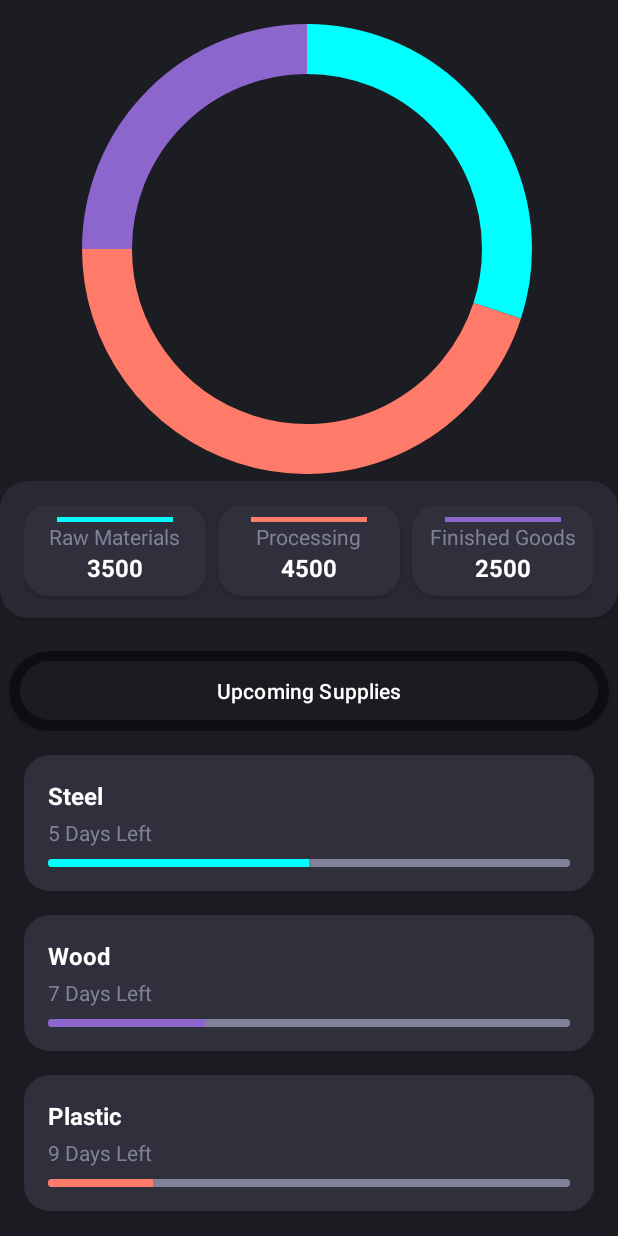
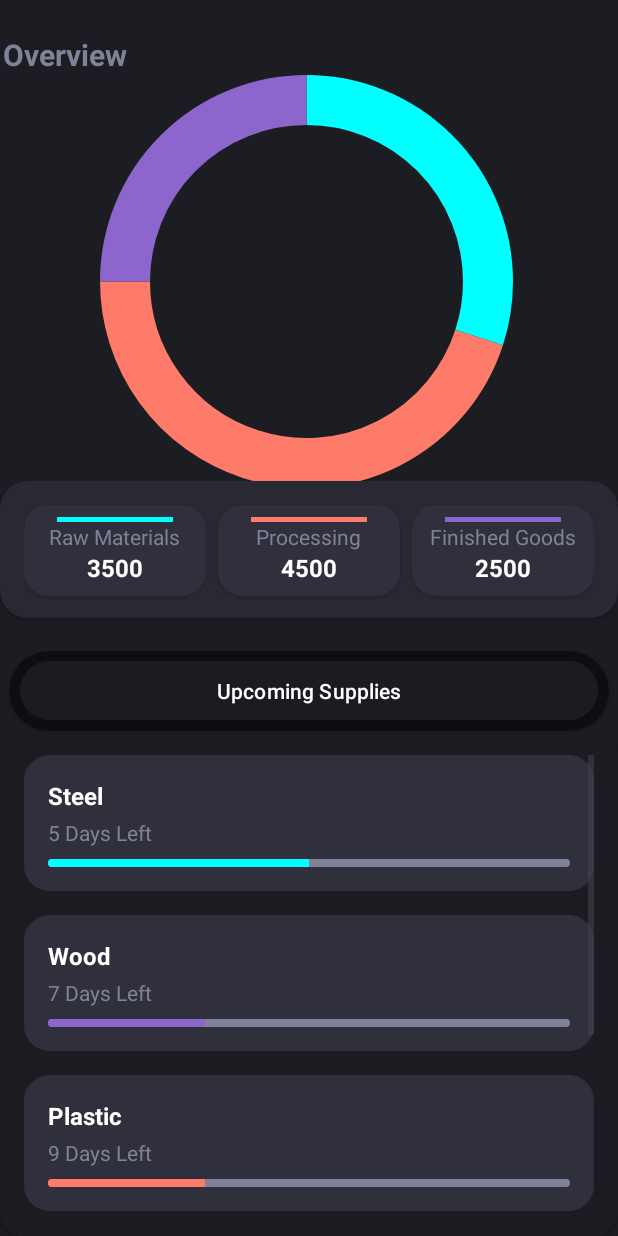
Before and after one commit to mini-projectss/Inventoryapp, an Android app: the DashboardActivity screen opened directly, with no data from a screen before it, on a phone screen of 412 x 824 dp. Run offline under Robolectric (Android 15) with nearby library versions, the phone set to English and light mode, and no system bars.

Commit message:
update 1.9 ( review )

```diff
--- /dev/null
+++ b/app/src/main/java/com/example/inventory/AuditActivity.java
@@ -0,0 +1,4 @@
+package com.example.inventory;
+
+public class AuditActivity {
+}
--- a/app/src/main/java/com/example/inventory/DashboardActivity.java
+++ b/app/src/main/java/com/example/inventory/DashboardActivity.java
@@ -1,9 +1,17 @@
 package com.example.inventory;
 
+import android.content.Intent;
 import android.os.Bundle;
+import android.view.MenuItem;
 import android.view.View;
 
+import androidx.annotation.NonNull;
 import androidx.appcompat.app.AppCompatActivity;
+import androidx.core.content.ContextCompat;
+import com.google.android.material.bottomnavigation.BottomNavigationView;
+import com.example.inventory.R;
+
+import com.google.android.material.bottomnavigation.BottomNavigationView;
 
 public class DashboardActivity extends AppCompatActivity {
 
@@ -21,14 +29,12 @@ public class DashboardActivity extends AppCompatActivity {
         // Find the ArcProgressView from the layout
         arcProgressView = findViewById(R.id.arcProgressView);
 
-
-
         // Set the segment values and colors
         float[] segmentValues = new float[]{30f, 45f, 25f}; // Adjust the percentage values
         int[] segmentColors = new int[]{
-                getResources().getColor(R.color.colorSegment1), // #00FFFF
-                getResources().getColor(R.color.colorSegment2), // #FF7B69
-                getResources().getColor(R.color.colorSegment3)  // #8C66CC
+                ContextCompat.getColor(this, R.color.colorSegment1), // #00FFFF
+                ContextCompat.getColor(this, R.color.colorSegment2), // #FF7B69
+                ContextCompat.getColor(this, R.color.colorSegment3)  // #8C66CC
         };
         String[] segmentLabels = new String[]{"", "", ""}; // Custom labels
 
@@ -37,5 +43,11 @@ public class DashboardActivity extends AppCompatActivity {
         arcProgressView.setSegmentLabels(segmentLabels); // Set the custom labels
 
         arcProgressView.invalidate();
+
+
+
+
+
+
     }
 }
--- /dev/null
+++ b/app/src/main/java/com/example/inventory/InventoryActivity.java
@@ -0,0 +1,4 @@
+package com.example.inventory;
+
+public class InventoryActivity {
+}
--- /dev/null
+++ b/app/src/main/java/com/example/inventory/ProcessingActivity.java
@@ -0,0 +1,4 @@
+package com.example.inventory;
+
+public class ProcessingActivity {
+}
--- /dev/null
+++ b/app/src/main/java/com/example/inventory/ProfileActivity.java
@@ -0,0 +1,4 @@
+package com.example.inventory;
+
+public class ProfileActivity {
+}
--- /dev/null
+++ b/app/src/main/java/com/example/inventory/SuppliesActivity.java
@@ -0,0 +1,4 @@
+package com.example.inventory;
+
+public class SuppliesActivity {
+}
--- /dev/null
+++ b/app/src/main/res/drawable/bottom_nav_background.xml
@@ -0,0 +1,4 @@
+<shape xmlns:android="http://schemas.android.com/apk/res/android">
+    <solid android:color="#414152" />
+    <corners android:radius="24dp" />
+</shape>
--- a/app/src/main/res/layout/activity_dashboard.xml
+++ b/app/src/main/res/layout/activity_dashboard.xml
@@ -18,14 +18,26 @@
 
 
         <!-- TextView to show the budget text -->
+        <TextView
+            android:layout_width="wrap_content"
+            android:layout_height="wrap_content"
+            android:layout_gravity="left"
+            android:layout_marginTop="16dp"
+            android:layout_marginLeft="2dp"
+            android:text="Overview"
+            android:textStyle="bold"
+            android:textSize="20sp"
+            android:textColor="#818199" />
+
         <com.example.inventory.ArcProgressView
             android:id="@+id/arcProgressView"
-            android:layout_width="300dp"
-            android:layout_height="300dp"
-            app:layout_constraintTop_toTopOf="parent"
+            android:layout_width="275dp"
+            android:layout_height="275dp"
+            android:layout_gravity="center"
+
+            app:layout_constraintEnd_toEndOf="parent"
             app:layout_constraintStart_toStartOf="parent"
-            app:layout_constraintEnd_toEndOf="parent"
-            android:layout_gravity="center" />
+            app:layout_constraintTop_toTopOf="parent" />
 
 
     </LinearLayout>
@@ -211,23 +223,23 @@
     <androidx.cardview.widget.CardView
         android:id="@+id/cardView4"
         android:layout_width="0dp"
-        android:layout_height="wrap_content"
-
+        android:layout_height="0dp"
         app:cardCornerRadius="16dp"
         app:layout_constraintEnd_toEndOf="parent"
         app:layout_constraintStart_toStartOf="parent"
         app:layout_constraintTop_toBottomOf="@+id/cardView3"
+        app:layout_constraintBottom_toBottomOf="parent"
         android:backgroundTint="#1B1B21">
+
         <LinearLayout
             android:layout_width="match_parent"
-            android:layout_height="wrap_content"
-            android:orientation="vertical"
-            >
+            android:layout_height="match_parent"
+            android:orientation="vertical">
 
             <ScrollView
                 android:layout_width="match_parent"
-                android:layout_height="match_parent"
-                android:orientation="vertical"
+                android:layout_height="0dp"
+                android:layout_weight="1"
                 android:padding="16dp">
 
                 <LinearLayout
@@ -276,6 +288,7 @@
                             android:progressBackgroundTint="#818199"/>
                     </LinearLayout>
 
+                    <!-- Other Boxes -->
                     <LinearLayout
                         android:layout_width="match_parent"
                         android:layout_height="wrap_content"
@@ -346,23 +359,94 @@
                             style="@android:style/Widget.ProgressBar.Horizontal"
                             android:layout_width="match_parent"
                             android:layout_height="5dp"
-                            android:progress="20"
-                        android:max="100"
-                        android:progressTint="#FF7B69"
-                        android:layout_marginTop="8dp"
+                            android:progress="30"
+                            android:max="100"
+                            android:progressTint="#FF7B69"
+                            android:layout_marginTop="8dp"
                             android:progressBackgroundTint="#818199"/>
                     </LinearLayout>
 
+                    <LinearLayout
+                        android:layout_width="match_parent"
+                        android:layout_height="wrap_content"
+                        android:orientation="vertical"
+                        android:background="@drawable/box_background"
+                        android:padding="16dp"
+                        android:layout_marginBottom="16dp">
+
+                        <TextView
+                            android:id="@+id/category4"
+                            android:layout_width="wrap_content"
+                            android:layout_height="wrap_content"
+                            android:text="Coal"
+                            android:textStyle="bold"
+                            android:textSize="16sp"
+                            android:textColor="@android:color/white" />
+
+                        <TextView
+                            android:id="@+id/amount4"
+                            android:layout_width="wrap_content"
+                            android:layout_height="wrap_content"
+                            android:text="2 Days Left"
+                            android:textSize="14sp"
+                            android:textColor="#818199"
+                            android:layout_marginTop="4dp" />
+
+                        <ProgressBar
+                            android:id="@+id/progressBar4"
+                            style="@android:style/Widget.ProgressBar.Horizontal"
+                            android:layout_width="match_parent"
+                            android:layout_height="5dp"
+                            android:layout_marginTop="8dp"
+                            android:max="100"
+                            android:progress="80"
+                            android:progressTint="#00ffff"
+                            android:progressBackgroundTint="#818199"/>
+                    </LinearLayout>
+
+                    <LinearLayout
+                        android:layout_width="match_parent"
+                        android:layout_height="wrap_content"
+                        android:orientation="vertical"
+                        android:background="@drawable/box_background"
+                        android:padding="16dp"
+                        android:layout_marginBottom="16dp">
+
+                        <TextView
+                            android:id="@+id/category5"
+                            android:layout_width="wrap_content"
+                            android:layout_height="wrap_content"
+                            android:text="Rubber"
+                            android:textStyle="bold"
+                            android:textSize="16sp"
+                            android:textColor="@android:color/white" />
+
+                        <TextView
+                            android:id="@+id/amount5"
+                            android:layout_width="wrap_content"
+                            android:layout_height="wrap_content"
+                            android:text="1 Days Left"
+                            android:textSize="14sp"
+                            android:textColor="#818199"
+                            android:layout_marginTop="4dp" />
+
+                        <ProgressBar
+                            android:id="@+id/progressBar5"
+                            style="@android:style/Widget.ProgressBar.Horizontal"
+                            android:layout_width="match_parent"
+                            android:layout_height="5dp"
+                            android:layout_marginTop="8dp"
+                            android:max="100"
+                            android:progress="90"
+                            android:progressTint="#8C66CC"
+                            android:progressBackgroundTint="#818199"/>
+                    </LinearLayout>
                 </LinearLayout>
             </ScrollView>
 
-
-
-
-
-
         </LinearLayout>
     </androidx.cardview.widget.CardView>
+
 
     <androidx.constraintlayout.widget.Guideline
         android:id="@+id/guideline2"
@@ -376,6 +460,4 @@
 
 
 
-
-
 </androidx.constraintlayout.widget.ConstraintLayout>
```
Also changed, not shown: app/src/main/res/layout/activity_login.xml (+43 -29 lines), app/src/main/res/layout/activity_main.xml (+4 -4 lines), app/src/main/res/menu/bottom_nav_menu.xml (added, +26 -0 lines), app/src/main/res/drawable/box_background.xml (indentation only), app/src/main/res/drawable/facebook.png (added).
